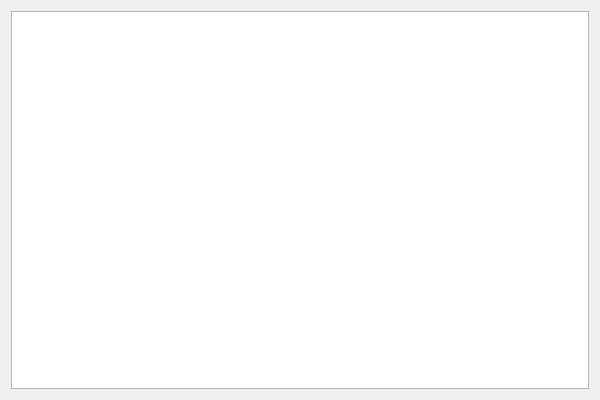
This is View1/dialog.ui in lnickers2004/View1 as Qt 5 draws it before an edit. The edited form follows.
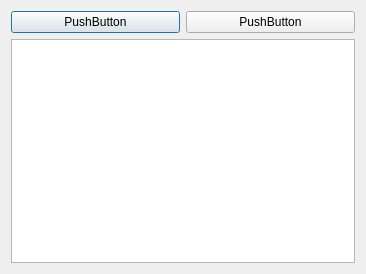
This is the edited form.

The edit to the form file:
```diff
--- a/View1/dialog.ui
+++ b/View1/dialog.ui
@@ -6,16 +6,38 @@
    <rect>
     <x>0</x>
     <y>0</y>
-    <width>600</width>
-    <height>400</height>
+    <width>366</width>
+    <height>274</height>
    </rect>
   </property>
   <property name="windowTitle">
    <string>Dialog</string>
   </property>
-  <layout class="QVBoxLayout" name="verticalLayout">
+  <layout class="QVBoxLayout" name="verticalLayout_2">
    <item>
-    <widget class="QGraphicsView" name="graphicsView"/>
+    <layout class="QVBoxLayout" name="verticalLayout">
+     <item>
+      <layout class="QHBoxLayout" name="horizontalLayout">
+       <item>
+        <widget class="QPushButton" name="pushButton">
+         <property name="text">
+          <string>PushButton</string>
+         </property>
+        </widget>
+       </item>
+       <item>
+        <widget class="QPushButton" name="pushButton_2">
+         <property name="text">
+          <string>PushButton</string>
+         </property>
+        </widget>
+       </item>
+      </layout>
+     </item>
+     <item>
+      <widget class="QGraphicsView" name="graphicsView"/>
+     </item>
+    </layout>
    </item>
   </layout>
  </widget>
```
